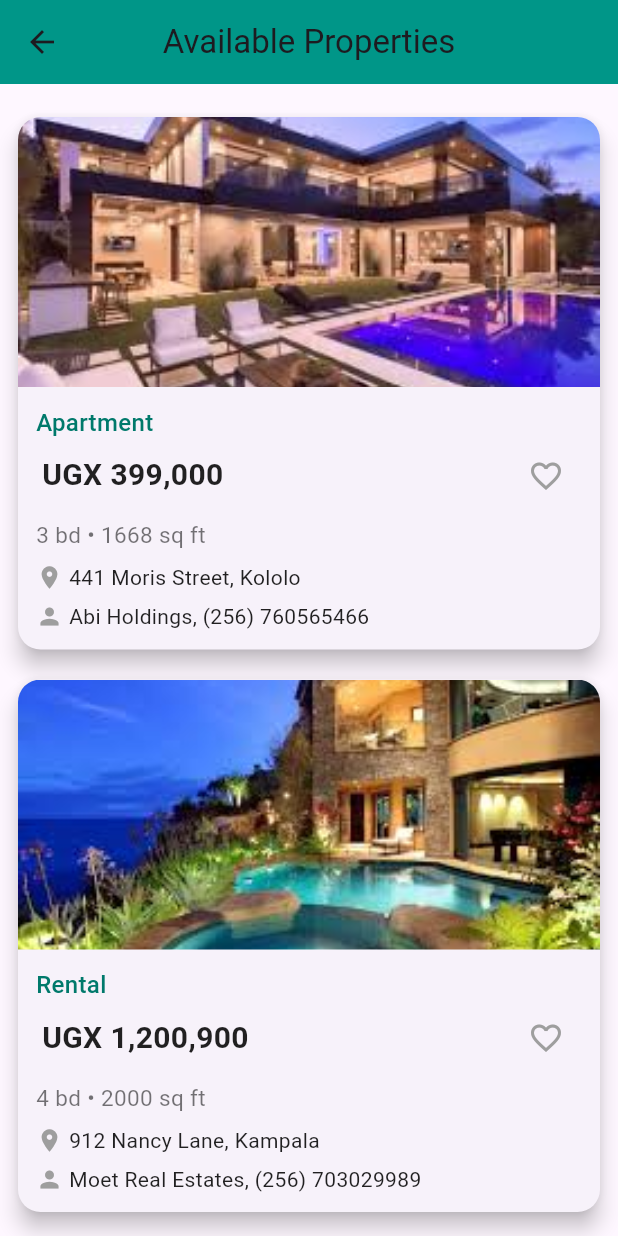
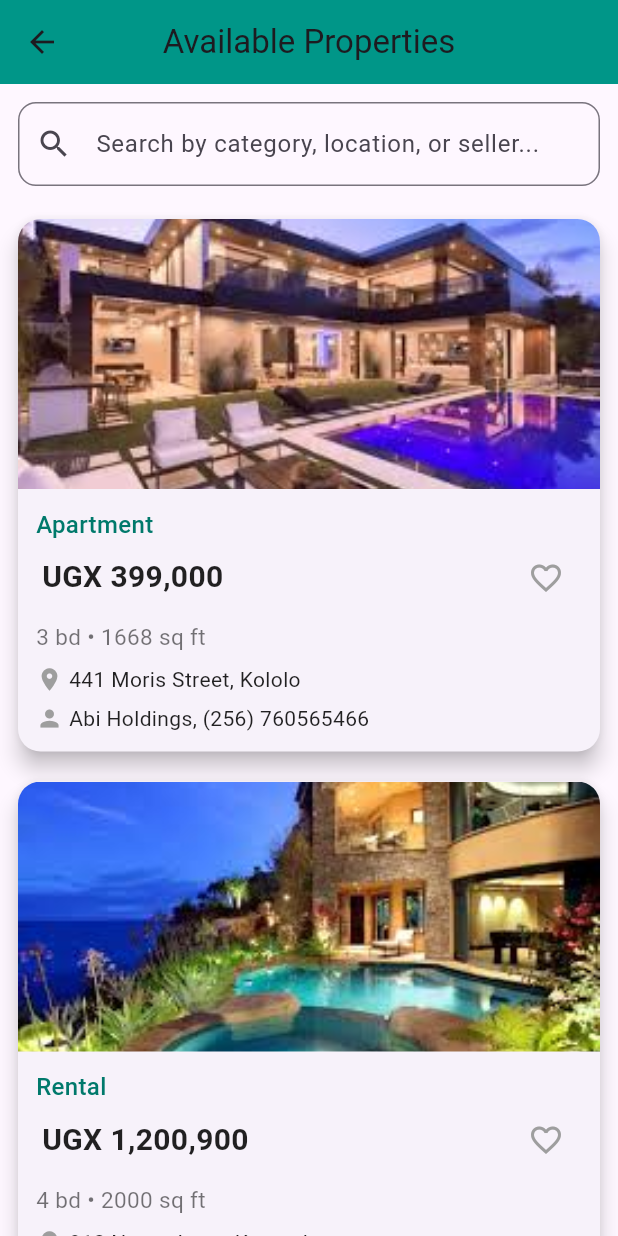
Before and after one commit to MORISON-K/Moris-Estates, a Flutter app: the SearchPage screen opened by its route, on a phone screen of 412 x 824 dp. Run offline on Flutter 3.47's test engine with Material 3 defaults, Android fonts, the light colour scheme and no system bars.

Commit message:
Updating search feature

```diff
--- a/lib/pages/search_page.dart
+++ b/lib/pages/search_page.dart
@@ -1,10 +1,13 @@
 import 'package:flutter/material.dart';
 
-class SearchPage extends StatelessWidget {
+class SearchPage extends StatefulWidget {
   const SearchPage({super.key});
 
   @override
-  Widget build(BuildContext context) {
+  State<SearchPage> createState() => _SearchPageState();
+}
+
+class _SearchPageState extends State<SearchPage> {
   final List<Map<String, String>> items = [
     {
       "category": "Apartment",
@@ -24,23 +27,68 @@ class SearchPage extends StatelessWidget {
     },
   ];
 
+  String searchQuery = '';
+
+  @override
+  Widget build(BuildContext context) {
+    final filteredItems =
+        items.where((item) {
+          final query = searchQuery.toLowerCase();
+          return item['category']!.toLowerCase().contains(query) ||
+              item['location']!.toLowerCase().contains(query) ||
+              item['seller']!.toLowerCase().contains(query);
+        }).toList();
+
     return Scaffold(
       appBar: AppBar(
         title: const Text("Available Properties"),
+        backgroundColor: Colors.teal,
         centerTitle: true,
-        backgroundColor: Colors.teal,
       ),
-      body: ListView.builder(
+      body: Column(
+        children: [
+          // Search field
+          Padding(
             padding: const EdgeInsets.all(12),
-        itemCount: items.length,
+            child: TextField(
+              decoration: InputDecoration(
+                hintText: 'Search by category, location, or seller...',
+                prefixIcon: const Icon(Icons.search),
+                border: OutlineInputBorder(
+                  borderRadius: BorderRadius.circular(12),
+                ),
+              ),
+              onChanged: (value) {
+                setState(() {
+                  searchQuery = value;
+                });
+              },
+            ),
+          ),
+
+          // Results
+          Expanded(
+            child: filteredItems.isEmpty
+            ? const Center(
+              child: Text(
+                    'No results found.',
+                    style: TextStyle(fontSize: 18, color: Colors.grey),
+                  ),
+            )
+
+              :ListView.builder(
+              padding: const EdgeInsets.symmetric(horizontal: 12),
+              itemCount: filteredItems.length,
               itemBuilder: (context, index) {
-          return PropertyCard(item: items[index]);
+                return PropertyCard(item: filteredItems[index]);
               },
+            ),
+          ),
+        ],
       ),
     );
   }
 }
-
 
 class PropertyCard extends StatefulWidget {
   final Map<String, String> item;
@@ -56,13 +104,11 @@ class _PropertyCardState extends State<PropertyCard> {
 
   @override
   Widget build(BuildContext context) {
-    final item  = widget.item;
+    final item = widget.item;
     return Card(
       margin: const EdgeInsets.symmetric(vertical: 10),
       elevation: 6,
-      shape: RoundedRectangleBorder(
-        borderRadius: BorderRadius.circular(15),
-      ),
+      shape: RoundedRectangleBorder(borderRadius: BorderRadius.circular(15)),
       child: Column(
         crossAxisAlignment: CrossAxisAlignment.start,
         children: [
@@ -105,9 +151,9 @@ class _PropertyCardState extends State<PropertyCard> {
                     IconButton(
                       icon: Icon(
                         isFavorite ? Icons.favorite : Icons.favorite_border,
-                      color:  isFavorite ? Colors.red : Colors.grey,
+                        color: isFavorite ? Colors.red : Colors.grey,
                       ),
-                    onPressed: (){
+                      onPressed: () {
                         setState(() {
                           isFavorite = !isFavorite;
                         });
```
Lines whose indentation alone changed are shown as unchanged.
